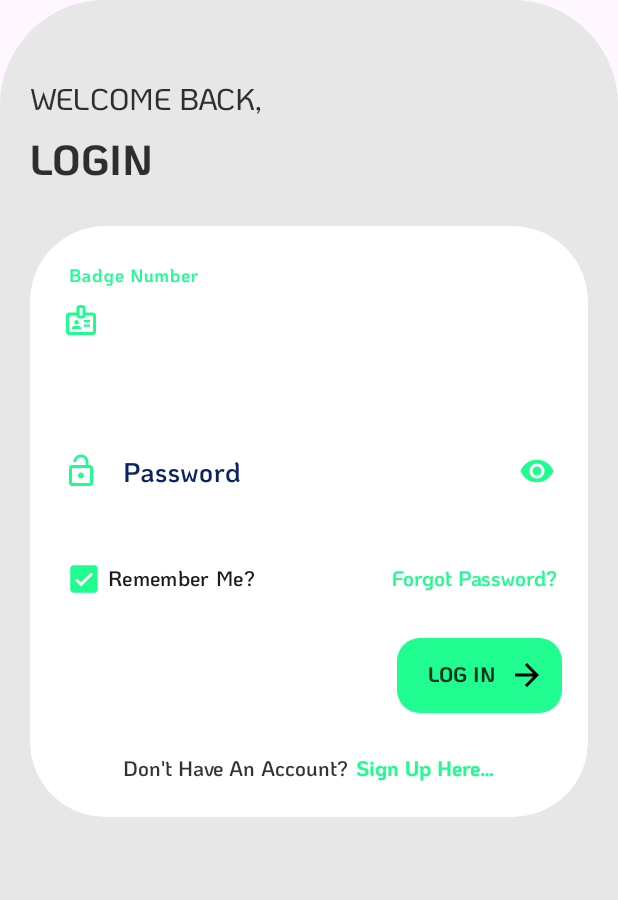
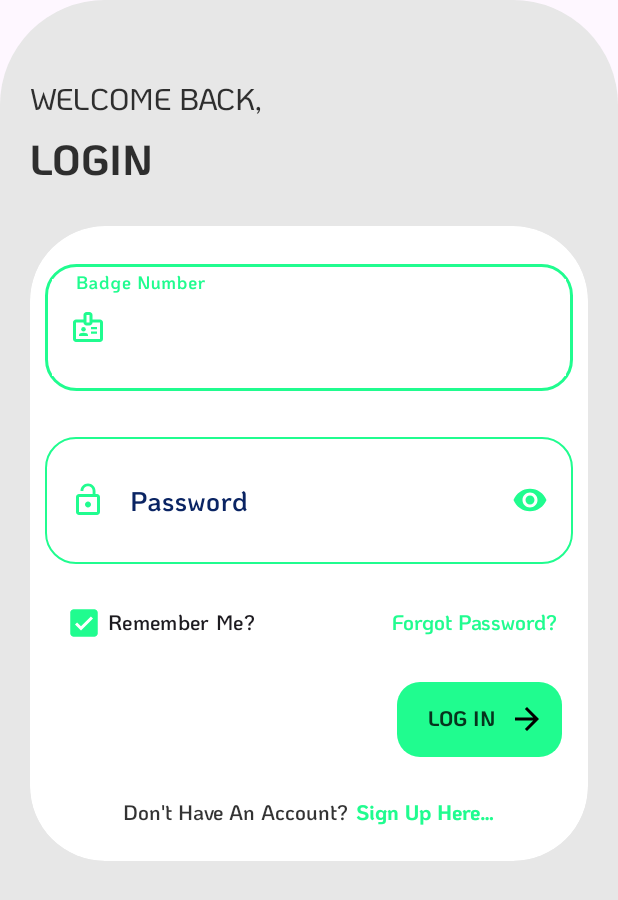
Before and after one commit to githiomi/Copture, an Android app: the layout fragment_login.xml on its own in the app's theme, with its tools: preview values and no code run, on a phone screen of 412 x 824 dp. Shown: the top 900 px of the screen. Run offline under Robolectric (Android 15) with nearby library versions, the phone set to English and light mode, and no system bars.

Commit message:
Ref: Text Input layout now use customo drawable resource

```diff
--- /dev/null
+++ b/app/src/main/res/drawable/edit_text_custom_background.xml
@@ -0,0 +1,28 @@
+<?xml version="1.0" encoding="utf-8"?>
+<selector xmlns:android="http://schemas.android.com/apk/res/android">
+
+    <item android:state_focused="false">
+        <shape android:shape="rectangle">
+            <stroke android:width="1dp" android:color="@color/green" />
+            <solid android:color="?customInputFieldBackground" />
+            <corners android:radius="?customCardCornerRadius" />
+            <padding android:bottom="10dp"
+                android:top="5dp"
+                android:left="5dp"
+                android:right="5dp" />
+        </shape>
+    </item>
+
+    <item android:state_focused="true">
+        <shape android:shape="rectangle">
+            <stroke android:width="2dp" android:color="@color/green" />
+            <solid android:color="?customInputFieldBackground" />
+            <corners android:radius="?customCardCornerRadius" />
+            <padding android:bottom="10dp"
+                android:top="5dp"
+                android:left="5dp"
+                android:right="5dp" />
+        </shape>
+    </item>
+
+</selector>
--- a/app/src/main/res/layout/fragment_login.xml
+++ b/app/src/main/res/layout/fragment_login.xml
@@ -62,13 +62,10 @@
                     android:layout_height="wrap_content"
                     android:layout_gravity="center_vertical"
                     android:layout_marginVertical="15dp"
-                    android:elevation="30dp"
+                    android:background="@drawable/edit_text_custom_background"
                     android:hint="@string/badge_number_placeholder"
                     android:textColorHint="?customInputFieldHintColor"
-                    app:boxStrokeColor="@color/green"
                     app:boxStrokeErrorColor="?customInputFieldErrorColor"
-                    app:boxStrokeWidth="1dp"
-                    app:boxStrokeWidthFocused="2dp"
                     app:endIconMode="clear_text"
                     app:endIconTint="@color/green"
                     app:errorIconTint="?customInputFieldErrorColor"
@@ -98,13 +95,10 @@
                     android:layout_height="wrap_content"
                     android:layout_gravity="center_vertical"
                     android:layout_marginVertical="15dp"
-                    android:elevation="30dp"
+                    android:background="@drawable/edit_text_custom_background"
                     android:hint="@string/password_placeholder"
                     android:textColorHint="?customInputFieldHintColor"
-                    app:boxStrokeColor="@color/green"
                     app:boxStrokeErrorColor="?customInputFieldErrorColor"
-                    app:boxStrokeWidth="1dp"
-                    app:boxStrokeWidthFocused="2dp"
                     app:endIconMode="password_toggle"
                     app:endIconTint="@color/green"
                     app:errorIconTint="?customInputFieldErrorColor"
@@ -162,10 +156,10 @@
                     android:layout_width="110dp"
                     android:layout_height="50dp"
                     android:layout_gravity="end"
-                    android:clickable="true"
                     android:layout_marginHorizontal="7dp"
                     android:layout_marginVertical="15dp"
                     android:background="@drawable/primary_button"
+                    android:clickable="true"
                     android:paddingHorizontal="10dp">
 
                     <androidx.appcompat.widget.AppCompatButton
```
Also changed, not shown: app/src/main/res/layout/fragment_image.xml (+7 -12 lines), app/src/main/res/layout/fragment_register.xml (+6 -24 lines).
